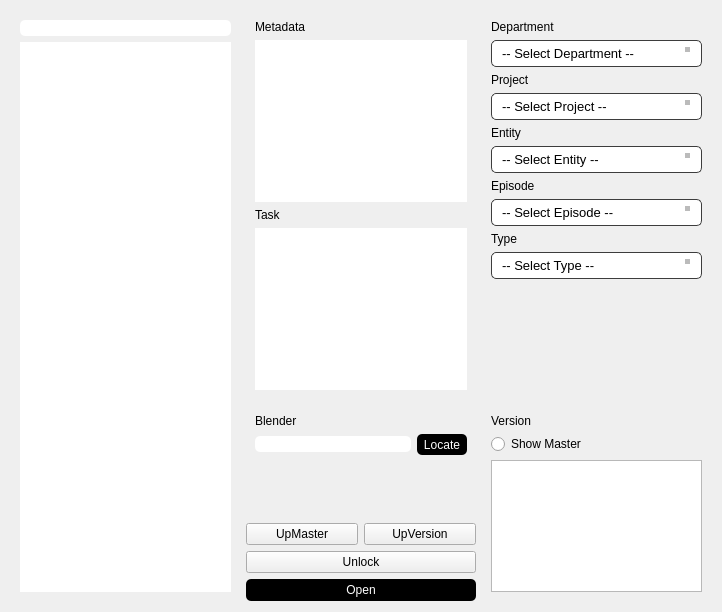
Before: the Qt Designer form app/ui/modules/blender/b_launcher.ui in MrYapikZ/ZeroXe, drawn with Qt 5.
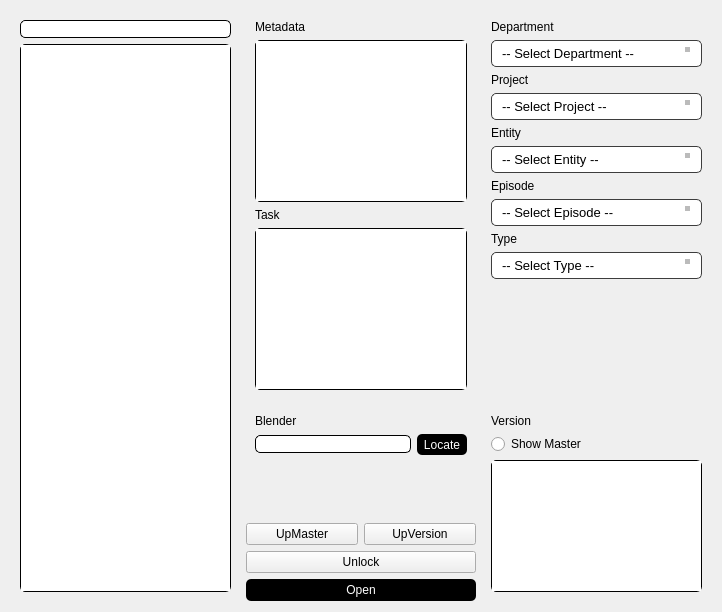
After: the same form once the commit is applied.

Commit message: fix: b_launcher widget border

```diff
--- a/app/ui/modules/blender/b_launcher.ui
+++ b/app/ui/modules/blender/b_launcher.ui
@@ -35,7 +35,7 @@
 }
 
 #gridWidget_blenderPath .QLineEdit {
-border: none;
+border: 1px solid black;
 border-radius: 5%;
 }
 
@@ -257,7 +257,7 @@
        <property name="styleSheet">
         <string notr="true">.QTableView {
 border-radius: 5%;
-border:none;
+border: 1px solid black;
 }</string>
        </property>
        <layout class="QGridLayout" name="gridLayout_metadata">
@@ -289,12 +289,12 @@
        <property name="styleSheet">
         <string notr="true">.QListWidget {
 border-radius: 5%;
-border:none;
+border: 1px solid black;
 }
 
 .QLineEdit {
-border: none;
 border-radius: 5%;
+border: 1px solid black;
 }
 </string>
        </property>
@@ -311,10 +311,11 @@
      <item row="1" column="2">
       <widget class="QWidget" name="verticalWidget_version" native="true">
        <property name="styleSheet">
-        <string notr="true">.QListView {
+        <string notr="true">.QListWidget {
 border-radius: 5%;
-border:none;
-}</string>
+border: 1px solid black;
+}
+</string>
        </property>
        <layout class="QVBoxLayout" name="verticalLayout_version">
         <item>
```
